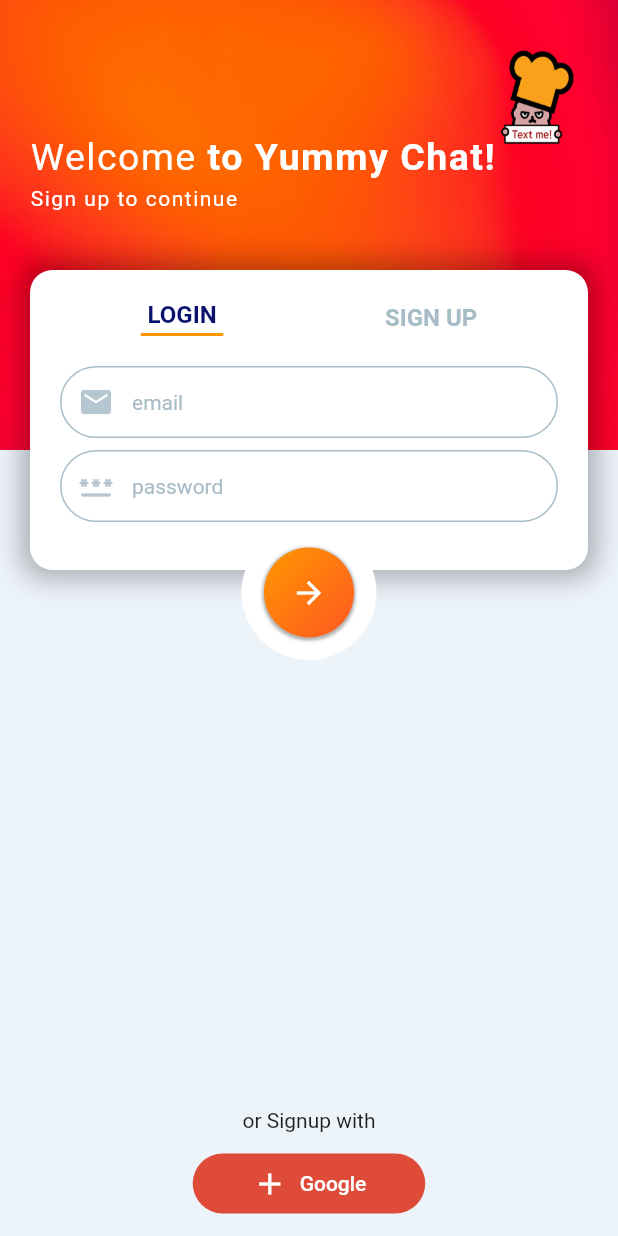
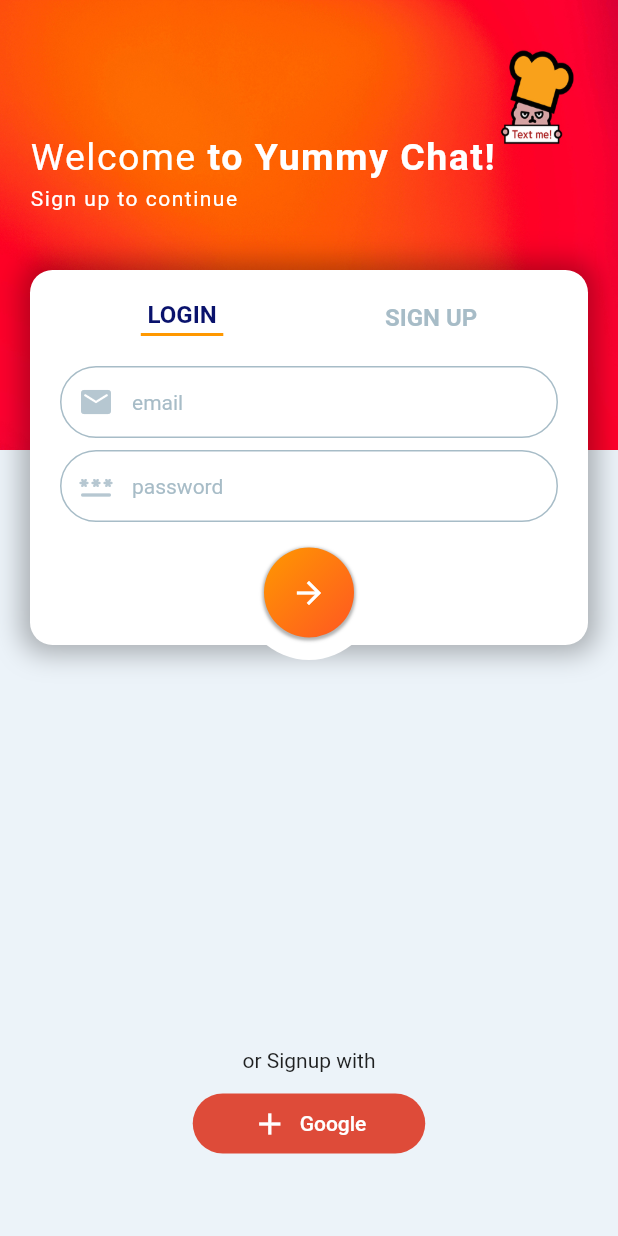
Before and after one commit to jaeyunkim-1024/chatt_app, a Flutter app: the screen it shows after launch, on a phone screen of 412 x 824 dp. Run offline on Flutter 3.47's test engine with Material 2 defaults, Android fonts, the phone set to English and light mode, and no system bars.

Commit message:
feature: AnimatedPositioned 처리

```diff
--- a/lib/screen/main_screen.dart
+++ b/lib/screen/main_screen.dart
@@ -10,11 +10,26 @@ class LoginSignupScreen extends StatefulWidget {
 
 class _LoginSignupScreenState extends State<LoginSignupScreen> {
   bool isSignupScreen = false;
+  final _formKey = GlobalKey<FormState>();
+  String userName = '', userEmail = '', userPassword = '';
+
+  void _validateTextForm() {
+    if (_formKey.currentState!.validate()) {
+      _formKey.currentState!.save();
+    }
+  }
+
+  void initTab() {}
+
   @override
   Widget build(BuildContext context) {
     return Scaffold(
       backgroundColor: Palette.backgroundColor,
-      body: Stack(
+      body: GestureDetector(
+        onTap: () {
+          FocusScope.of(context).unfocus();
+        },
+        child: Stack(
           children: [
             // 배경
             Positioned(
@@ -78,7 +93,7 @@ class _LoginSignupScreenState extends State<LoginSignupScreen> {
                 duration: Duration(milliseconds: 500),
                 curve: Curves.easeIn,
                 padding: EdgeInsets.all(20.0),
-              height: isSignupScreen ? 280.0 : 200.0,
+                height: isSignupScreen ? 280.0 : 250.0,
                 width: MediaQuery.of(context).size.width - 40, // 각 디바이스의 실제 너비값
                 margin: EdgeInsets.symmetric(horizontal: 20.0),
                 decoration: BoxDecoration(
@@ -92,6 +107,8 @@ class _LoginSignupScreenState extends State<LoginSignupScreen> {
                     )
                   ],
                 ),
+                child: SingleChildScrollView(
+                  padding: EdgeInsets.only(bottom: 20),
                   child: Column(
                     children: [
                       Row(
@@ -158,11 +175,21 @@ class _LoginSignupScreenState extends State<LoginSignupScreen> {
                       Container(
                         margin: EdgeInsets.only(top: 20),
                         child: Form(
+                          key: _formKey,
                           child: Column(
                             children: [
                               if (isSignupScreen)
                                 TextFormField(
                                   key: ValueKey('userName'),
+                                  validator: (value) {
+                                    if (value!.isEmpty || value.length < 4) {
+                                      return 'Please enter at least 4 char';
+                                    }
+                                    return null;
+                                  },
+                                  onSaved: (value) {
+                                    userName = value!;
+                                  },
                                   decoration: InputDecoration(
                                     prefixIcon: Icon(Icons.account_circle,
                                         color: Palette.iconColor),
@@ -196,6 +223,15 @@ class _LoginSignupScreenState extends State<LoginSignupScreen> {
                                 ),
                               TextFormField(
                                 key: ValueKey('email'),
+                                validator: (value) {
+                                  if (value!.isEmpty || !value.contains('@')) {
+                                    return 'Please enter a Correct Email';
+                                  }
+                                  return null;
+                                },
+                                onSaved: (value) {
+                                  userEmail = value!;
+                                },
                                 decoration: InputDecoration(
                                   prefixIcon: Icon(Icons.email_rounded,
                                       color: Palette.iconColor),
@@ -228,6 +264,15 @@ class _LoginSignupScreenState extends State<LoginSignupScreen> {
                               ),
                               TextFormField(
                                 key: ValueKey('pwd'),
+                                validator: (value) {
+                                  if (value!.isEmpty || value.length < 6) {
+                                    return 'Please enter at least 7 char.';
+                                  }
+                                  return null;
+                                },
+                                onSaved: (value) {
+                                  userPassword = value!;
+                                },
                                 decoration: InputDecoration(
                                   prefixIcon: Icon(Icons.password_rounded,
                                       color: Palette.iconColor),
@@ -263,6 +308,7 @@ class _LoginSignupScreenState extends State<LoginSignupScreen> {
                   ),
                 ),
               ),
+            ),
             //로그인 버튼
             AnimatedPositioned(
               duration: Duration(milliseconds: 500),
@@ -279,6 +325,10 @@ class _LoginSignupScreenState extends State<LoginSignupScreen> {
                     color: Colors.white,
                     borderRadius: BorderRadius.circular(50),
                   ),
+                  child: GestureDetector(
+                    onTap: () {
+                      _validateTextForm();
+                    },
                     child: Container(
                       decoration: BoxDecoration(
                         gradient: LinearGradient(
@@ -307,9 +357,14 @@ class _LoginSignupScreenState extends State<LoginSignupScreen> {
                   ),
                 ),
               ),
+            ),
             //SSO
-          Positioned(
-            top: MediaQuery.of(context).size.height - 125,
+            AnimatedPositioned(
+              duration: Duration(milliseconds: 500),
+              curve: Curves.easeIn,
+              top: isSignupScreen
+                  ? MediaQuery.of(context).size.height - 125
+                  : MediaQuery.of(context).size.height - 165,
               right: 0,
               left: 0,
               child: Column(
@@ -341,6 +396,7 @@ class _LoginSignupScreenState extends State<LoginSignupScreen> {
             ),
           ],
         ),
+      ),
     );
   }
 }
```
Lines whose indentation alone changed are shown as unchanged.
